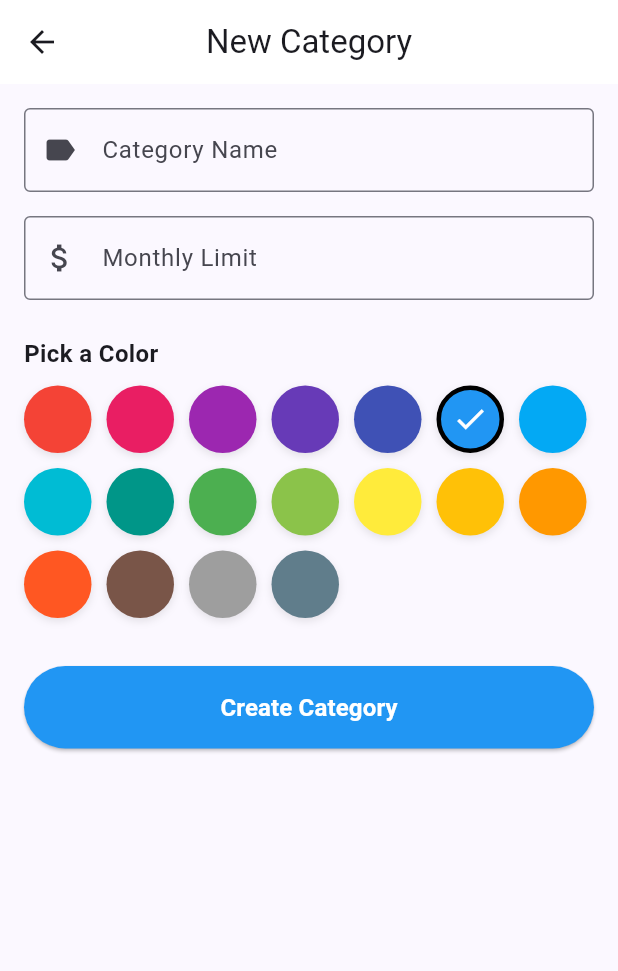
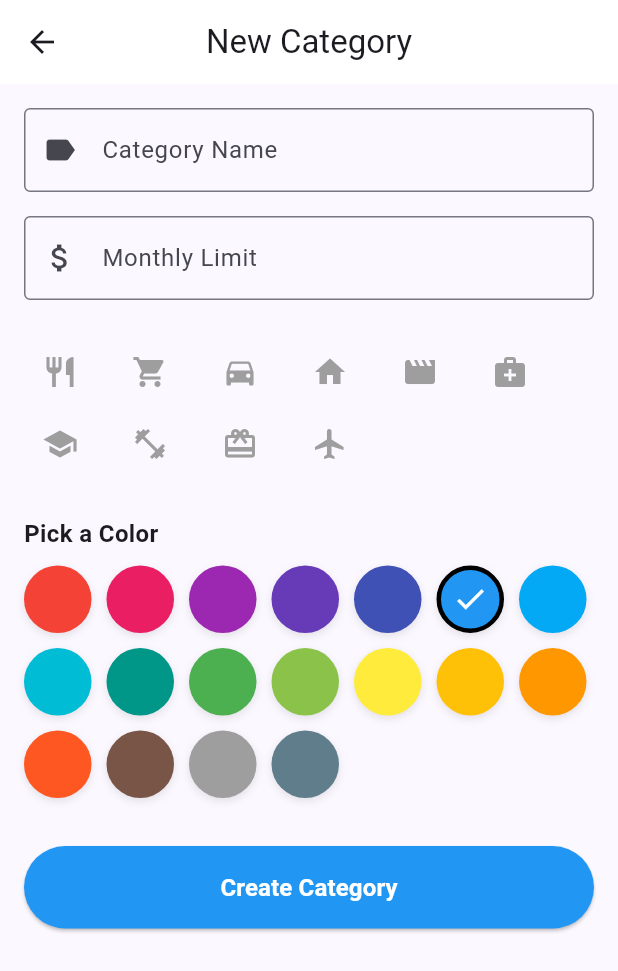
Before and after one commit to ahmad-bahaa/budget_manager, a Flutter app: the screen it shows after launch, after a tap on "Add Category", on a phone screen of 412 x 824 dp. Shown: the top 971 px of the screen. Run offline on Flutter 3.47's test engine with Material 3 defaults, Android fonts, the phone set to English and light mode, and no system bars; our stand-ins replace fl_chart, flutter_riverpod, sqflite; accounts and stored records are empty.

```diff
--- a/lib/models/category_model.dart
+++ b/lib/models/category_model.dart
@@ -1,40 +1,44 @@
-import 'dart:ui';
+import 'package:flutter/cupertino.dart';
+import 'package:flutter/material.dart';
 
 class CategoryModel {
-  final int? id; // Nullable for auto-increment during insert
+  final int? id;
   final String name;
   final double monthlyLimit;
-  final String colorHex; // Stored as "0xFFRRGGBB"
+  final String colorHex;
+  final int iconCode; // New field: Stores IconData.codePoint
 
   CategoryModel({
     this.id,
     required this.name,
     required this.monthlyLimit,
     required this.colorHex,
+    required this.iconCode,
   });
 
-  // Convert a Category into a Map. The keys must correspond to the names of the
-  // columns in the database.
   Map<String, dynamic> toMap() {
     return {
       'id': id,
       'name': name,
       'monthly_limit': monthlyLimit,
       'color_hex': colorHex,
+      'icon_code': iconCode,
     };
   }
 
-  // Convert a Map into a Category.
   factory CategoryModel.fromMap(Map<String, dynamic> map) {
     return CategoryModel(
-      id: map['id'],
-      name: map['name'],
+      id: map['id'] as int?,
+      name: map['name'] as String,
       monthlyLimit: (map['monthly_limit'] as num).toDouble(),
-      colorHex: map['color_hex'],
+      colorHex: map['color_hex'] as  String,
+      iconCode: map['icon_code'] as int? ?? Icons.category.codePoint, // Fallback
     );
   }
 
-  // Helper to get Color object from the stored Hex string
+  // Helper to get IconData
+  IconData get icon => IconData(iconCode, fontFamily: 'MaterialIcons');
+
   Color get color {
     try {
       return Color(int.parse(colorHex));
@@ -49,12 +53,14 @@ class CategoryModel {
     String? name,
     double? monthlyLimit,
     String? colorHex,
+    int? iconCode,
   }) {
     return CategoryModel(
       id: id ?? this.id,
       name: name ?? this.name,
       monthlyLimit: monthlyLimit ?? this.monthlyLimit,
       colorHex: colorHex ?? this.colorHex,
+      iconCode: iconCode ?? this.iconCode,
     );
   }
 }
--- a/lib/screens/add_category_screen.dart
+++ b/lib/screens/add_category_screen.dart
@@ -4,7 +4,9 @@ import '../models/category_model.dart';
 import '../providers/budget_providers.dart';
 
 class AddCategoryScreen extends ConsumerStatefulWidget {
-  const AddCategoryScreen({super.key});
+  final CategoryModel? categoryToEdit;
+
+  const AddCategoryScreen({super.key, this.categoryToEdit});
 
   @override
   ConsumerState<AddCategoryScreen> createState() => _AddCategoryScreenState();
@@ -14,6 +16,22 @@ class _AddCategoryScreenState extends ConsumerState<AddCategoryScreen> {
   final _formKey = GlobalKey<FormState>();
   final _nameController = TextEditingController();
   final _limitController = TextEditingController();
+
+  // ... inside state class ...
+  final List<IconData> _icons = [
+    Icons.restaurant,
+    Icons.shopping_cart,
+    Icons.directions_car,
+    Icons.home,
+    Icons.movie,
+    Icons.medical_services,
+    Icons.school,
+    Icons.fitness_center,
+    Icons.redeem,
+    Icons.flight,
+  ];
+
+  late int _selectedIconCode;
 
   // Predefined colors for the user to pick from
   final List<String> _colorPalette = [
@@ -40,6 +58,18 @@ class _AddCategoryScreenState extends ConsumerState<AddCategoryScreen> {
   String _selectedColorHex = '0xFF2196F3'; // Default Blue
 
   @override
+  void initState() {
+    super.initState();
+    // Initialize with existing data if editing
+    _nameController.text = widget.categoryToEdit?.name ?? '';
+    _limitController.text =
+        widget.categoryToEdit?.monthlyLimit.toString() ?? '';
+    _selectedColorHex = widget.categoryToEdit?.colorHex ?? '0xFF2196F3';
+    _selectedIconCode =
+        widget.categoryToEdit?.iconCode ?? Icons.category.codePoint;
+  }
+
+  @override
   void dispose() {
     _nameController.dispose();
     _limitController.dispose();
@@ -51,15 +81,34 @@ class _AddCategoryScreenState extends ConsumerState<AddCategoryScreen> {
       final name = _nameController.text;
       final limit = double.parse(_limitController.text);
 
-      final newCategory = CategoryModel(
+      // 1. Create the model object
+      final categoryData = CategoryModel(
+        // Use existing ID if editing, otherwise let SQLite handle it (null)
+        id: widget.categoryToEdit?.id,
         name: name,
         monthlyLimit: limit,
         colorHex: _selectedColorHex,
+        iconCode: _selectedIconCode, // From the icon picker
       );
 
-      // Save via Riverpod
-      ref.read(categoriesProvider.notifier).addCategory(newCategory);
+      // 2. Decide which Provider method to call
+      if (widget.categoryToEdit != null) {
+        // EDIT MODE
+        ref.read(categoriesProvider.notifier).updateCategory(categoryData);
 
+        ScaffoldMessenger.of(context).showSnackBar(
+          const SnackBar(content: Text('Category updated successfully')),
+        );
+      } else {
+        // ADD MODE
+        ref.read(categoriesProvider.notifier).addCategory(categoryData);
+
+        ScaffoldMessenger.of(context).showSnackBar(
+          const SnackBar(content: Text('Category created successfully')),
+        );
+      }
+
+      // 3. Close the screen
       Navigator.of(context).pop();
     }
   }
@@ -68,7 +117,9 @@ class _AddCategoryScreenState extends ConsumerState<AddCategoryScreen> {
   Widget build(BuildContext context) {
     return Scaffold(
       appBar: AppBar(
-        title: const Text('New Category'),
+        title: (widget.categoryToEdit != null)
+            ? Text('Edit Category')
+            : Text('New Category'),
       ),
       body: SingleChildScrollView(
         child: Padding(
@@ -88,7 +139,8 @@ class _AddCategoryScreenState extends ConsumerState<AddCategoryScreen> {
                     prefixIcon: Icon(Icons.label),
                   ),
                   validator: (value) {
-                    if (value == null || value.isEmpty) return 'Please enter a name';
+                    if (value == null || value.isEmpty)
+                      return 'Please enter a name';
                     return null;
                   },
                 ),
@@ -103,13 +155,19 @@ class _AddCategoryScreenState extends ConsumerState<AddCategoryScreen> {
                     border: OutlineInputBorder(),
                     prefixIcon: Icon(Icons.attach_money),
                   ),
-                  keyboardType: const TextInputType.numberWithOptions(decimal: true),
+                  keyboardType: const TextInputType.numberWithOptions(
+                    decimal: true,
+                  ),
                   validator: (value) {
-                    if (value == null || value.isEmpty) return 'Please enter a limit';
-                    if (double.tryParse(value) == null) return 'Please enter a valid number';
+                    if (value == null || value.isEmpty)
+                      return 'Please enter a limit';
+                    if (double.tryParse(value) == null)
+                      return 'Please enter a valid number';
                     return null;
                   },
                 ),
+                const SizedBox(height: 24),
+                _buildIconPicker(),
                 const SizedBox(height: 24),
 
                 // 3. Color Picker
@@ -144,7 +202,7 @@ class _AddCategoryScreenState extends ConsumerState<AddCategoryScreen> {
                               color: Colors.black.withOpacity(0.1),
                               blurRadius: 4,
                               offset: const Offset(0, 2),
-                            )
+                            ),
                           ],
                         ),
                         child: isSelected
@@ -165,10 +223,23 @@ class _AddCategoryScreenState extends ConsumerState<AddCategoryScreen> {
                       padding: const EdgeInsets.symmetric(vertical: 16),
                       backgroundColor: Color(int.parse(_selectedColorHex)),
                     ),
-                    child: const Text(
-                        'Create Category',
-                        style: TextStyle(fontSize: 16, color: Colors.white, fontWeight: FontWeight.bold)
-                    ),
+                    child: (widget.categoryToEdit != null)
+                        ? Text(
+                            'Save Changes',
+                            style: TextStyle(
+                              fontSize: 16,
+                              color: Colors.white,
+                              fontWeight: FontWeight.bold,
+                            ),
+                          )
+                        : Text(
+                            'Create Category',
+                            style: TextStyle(
+                              fontSize: 16,
+                              color: Colors.white,
+                              fontWeight: FontWeight.bold,
+                            ),
+                          ),
                   ),
                 ),
               ],
@@ -178,4 +249,18 @@ class _AddCategoryScreenState extends ConsumerState<AddCategoryScreen> {
       ),
     );
   }
+
+  // UI for Icon Picker
+  Widget _buildIconPicker() {
+    return Wrap(
+      spacing: 12,
+      children: _icons.map((icon) {
+        final isSelected = _selectedIconCode == icon.codePoint;
+        return IconButton(
+          icon: Icon(icon, color: isSelected ? Colors.blue : Colors.grey),
+          onPressed: () => setState(() => _selectedIconCode = icon.codePoint),
+        );
+      }).toList(),
+    );
+  }
 }
--- a/lib/screens/add_transaction_screen.dart
+++ b/lib/screens/add_transaction_screen.dart
@@ -45,7 +45,7 @@ class _AddTransactionScreenState extends ConsumerState<AddTransactionScreen> {
   }
 
   // --- Submit Logic ---
-  void _submitData() {
+  Future<void> _submitData() async {
     if (_formKey.currentState!.validate() && _selectedCategoryId != null) {
       final enteredAmount = double.parse(_amountController.text);
       final enteredNote = _noteController.text;
@@ -58,7 +58,7 @@ class _AddTransactionScreenState extends ConsumerState<AddTransactionScreen> {
       );
 
       // Save via Riverpod Notifier
-      ref.read(transactionsProvider.notifier).addTransaction(newTransaction);
+      await ref.read(transactionsProvider.notifier).addTransaction(newTransaction);
 
       // Close the modal
       Navigator.of(context).pop();
--- a/lib/screens/dashboard_screen.dart
+++ b/lib/screens/dashboard_screen.dart
@@ -130,6 +130,7 @@ class DashboardScreen extends ConsumerWidget {
                   );
                 },
               ),
+              const SizedBox(height: 50),
             ],
           ),
         ),
@@ -155,8 +156,9 @@ class DashboardScreen extends ConsumerWidget {
   // --- Helper Widgets ---
 
   Widget _buildPieChart(double totalBudget, double totalSpent) {
-    if (totalBudget == 0)
+    if (totalBudget == 0) {
       return const Center(child: Text("Set a budget to see charts"));
+    }
 
     final remaining = (totalBudget - totalSpent).clamp(0.0, totalBudget);
 
@@ -256,7 +258,7 @@ class _CategoryProgressItem extends StatelessWidget {
                   children: [
                     CircleAvatar(
                       backgroundColor: category.color.withOpacity(0.2),
-                      child: Icon(Icons.category, color: category.color),
+                      child: Icon(category.icon, color: category.color),
                     ),
                     const SizedBox(width: 12),
                     Column(
--- a/lib/services/database_helper.dart
+++ b/lib/services/database_helper.dart
@@ -39,7 +39,8 @@ class DatabaseHelper {
         id INTEGER PRIMARY KEY AUTOINCREMENT,
         name TEXT NOT NULL,
         monthly_limit REAL NOT NULL,
-        color_hex TEXT NOT NULL
+        color_hex TEXT NOT NULL,
+        icon_code INTEGER NOT NULL
       )
     ''');
 
@@ -59,12 +60,14 @@ class DatabaseHelper {
     await db.insert('categories', {
       'name': 'Food',
       'monthly_limit': 500.0,
-      'color_hex': '0xFFFF5722', // Deep Orange
+      'color_hex': '0xFFFF5722',
+      'icon_code': '57672',
     });
     await db.insert('categories', {
       'name': 'Rent',
       'monthly_limit': 1200.0,
       'color_hex': '0xFF3F51B5', // Indigo
+      'icon_code':'57672',
     });
   }
 
@@ -154,4 +157,18 @@ class DatabaseHelper {
       ORDER BY t.date DESC
     ''');
   }
+
+  // Inside DatabaseHelper class
+
+// Generic Update
+  Future<int> update(String table, Map<String, dynamic> data) async {
+    final db = await instance.database;
+    return await db.update(table, data, where: 'id = ?', whereArgs: [data['id']]);
+  }
+
+// Generic Delete
+  Future<int> delete(String table, int id) async {
+    final db = await instance.database;
+    return await db.delete(table, where: 'id = ?', whereArgs: [id]);
+  }
 }
```
Also changed, not shown: lib/providers/budget_providers.dart (+42 -11 lines), lib/screens/category_detail_screen.dart (+142 -73 lines), 1 other file.
